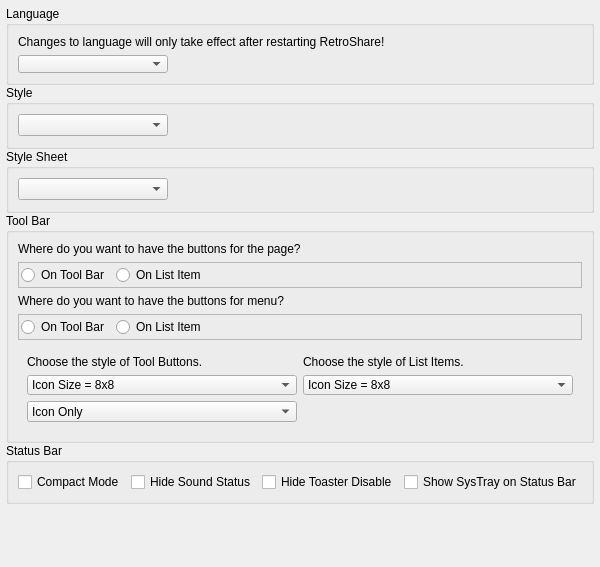
Qt form retroshare-gui/src/gui/settings/AppearancePage.ui (RetroShare/RetroShare) before a commit.
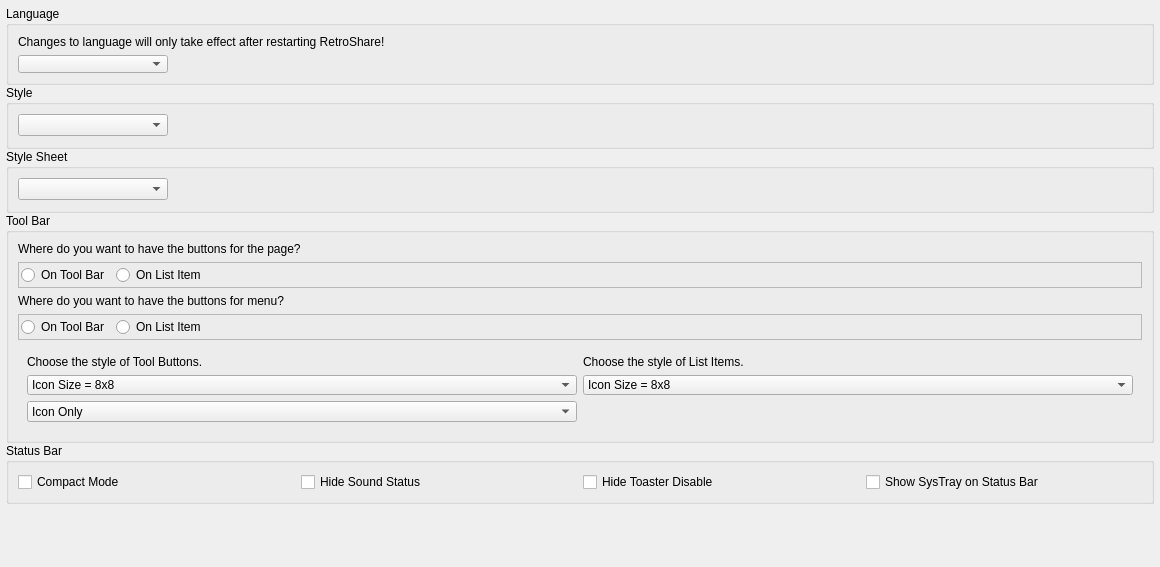
The same form after that commit.

```diff
--- a/retroshare-gui/src/gui/settings/AppearancePage.ui
+++ b/retroshare-gui/src/gui/settings/AppearancePage.ui
@@ -6,7 +6,7 @@
    <rect>
     <x>0</x>
     <y>0</y>
-    <width>598</width>
+    <width>1160</width>
     <height>567</height>
    </rect>
   </property>
```
Left out of the diff: 20 changed lines with no effect on the pictures. Lines whose indentation alone changed are shown as unchanged.
